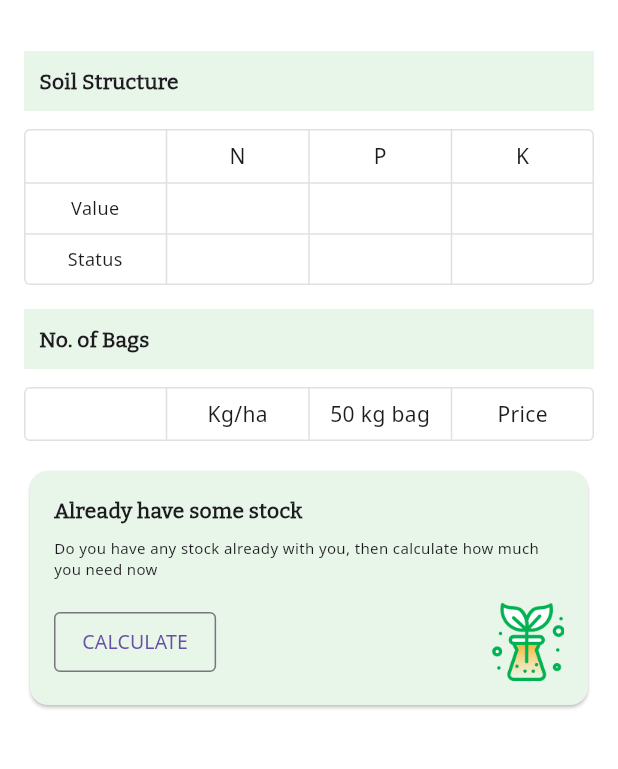
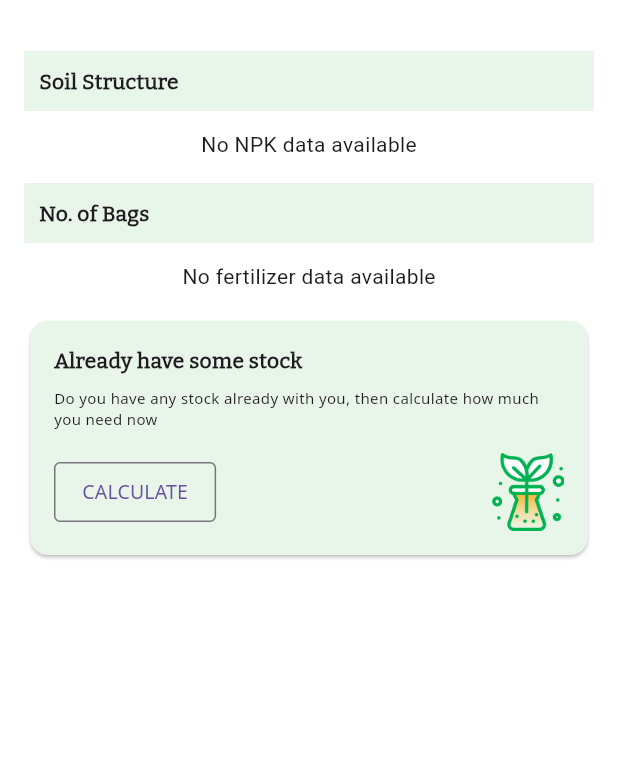
Before and after one commit to Vikank/agrisarathi, a Flutter app: the FertilizerResultScreen screen opened directly with empty values, on a phone screen of 412 x 824 dp, the part 57-826 px from its top. Run offline on Flutter 3.47's test engine with Material 3 defaults, Android fonts, the phone set to English and light mode, and no system bars; our stand-ins replace audioplayers, cached_network_image, carousel_slider, chewie, fluttertoast, get and 7 more; missing offline and left inert: dart:ffi; accounts and stored records are empty; network calls fail.

Commit message:
ferti fixes

```diff
--- a/lib/controllers/farmer/advance_fertilizer_calci.dart
+++ b/lib/controllers/farmer/advance_fertilizer_calci.dart
@@ -15,7 +15,13 @@ class AdvancedFertilizerCalculatorController extends GetxController {
   Future<void> calculateFertilizer() async {
     isLoading.value = true;
     final url = Uri.parse('https://api.agrisarathi.com/api/AdvanceFertilizercalculator');
-
+    int parseInt(String value) {
+      try {
+        return int.parse(value);
+      } catch (e) {
+        return 0; // Default value for invalid input
+      }
+    }
     try {
       final response = await http.post(
         url,
@@ -24,11 +30,11 @@ class AdvancedFertilizerCalculatorController extends GetxController {
           "user_id": 1,
           "user_language": 1,
           "crop_id": 4,
-          "daep": int.parse(daep.value),
-          "complexes": int.parse(complexes.value),
-          "urea": int.parse(urea.value),
-          "ssp": int.parse(ssp.value),
-          "mop": int.parse(mop.value),
+          "daep": parseInt(daep.value),
+          "complexes": parseInt(complexes.value),
+          "urea": parseInt(urea.value),
+          "ssp": parseInt(ssp.value),
+          "mop": parseInt(mop.value),
         }),
       );
 
--- a/lib/controllers/farmer/dashboard_controller.dart
+++ b/lib/controllers/farmer/dashboard_controller.dart
@@ -61,6 +61,7 @@ class FarmerDashboardController extends GetxController{
       if (response.statusCode == 200) {
         final jsonData = jsonDecode(response.body);
         farmerLands.value = FarmerLands.fromJson(jsonData);
+        log("farmer land ${farmerLands.value.data}");
         cropName.value = farmerLands.value.data![0].crop ?? "";
         farmerLandLoader.value = false;
       } else {
--- a/lib/controllers/farmer/farmer_update_profile_controller.dart
+++ b/lib/controllers/farmer/farmer_update_profile_controller.dart
@@ -81,6 +81,7 @@ class FarmerUpdateProfileController extends GetxController{
       'userid': farmerId,
       'fk_language_id': userLanguage,
       'pincode': pinCode,
+      'land_id': null,
       'land_area': landArea,
       'address': addressLine,
       'village': village,
--- a/lib/controllers/farmer/fertilizer_calci_controller.dart
+++ b/lib/controllers/farmer/fertilizer_calci_controller.dart
@@ -1,4 +1,5 @@
 import 'dart:convert';
+import 'dart:developer';
 
 import 'package:flutter/material.dart';
 import 'package:get/get.dart';
@@ -31,6 +32,7 @@ class FertilizerCalciController extends GetxController{
     );
 
     if (response.statusCode == 200) {
+      log("fertilizer data ${jsonDecode(response.body)}");
       return FertilizerResponse.fromJson(jsonDecode(response.body));
     } else {
       throw Exception('Failed to load fertilizer data');
--- a/lib/controllers/farmer/service_provider_controller.dart
+++ b/lib/controllers/farmer/service_provider_controller.dart
@@ -37,7 +37,7 @@ class ServiceProviderController extends GetxController{
     loading.value = true;
     var response = await http.post(
       Uri.parse(ApiEndPoints.baseUrl+ApiEndPoints.getServiceProviderList),
-      body: jsonEncode({"user_language": "2"}),
+      body: jsonEncode({"user_language": "1"}),
       headers: {'Content-Type': 'application/json'},
     );
     if (response.statusCode == 200) {
--- a/lib/models/all_news.dart
+++ b/lib/models/all_news.dart
@@ -49,7 +49,7 @@ class Articles {
     newsType = json['news_type'];
     source = json['source'];
     link = json['link'];
-    publishDate = json['publish_date'];
+    publishDate = json['created_at'];
     language = json['language'];
   }
 
@@ -62,7 +62,7 @@ class Articles {
     _data['news_type'] = newsType;
     _data['source'] = source;
     _data['link'] = link;
-    _data['publish_date'] = publishDate;
+    _data['created_at'] = publishDate;
     _data['language'] = language;
     return _data;
   }
--- a/lib/models/fertilizer_calci_response.dart
+++ b/lib/models/fertilizer_calci_response.dart
@@ -1,17 +1,92 @@
+// npk_status.dart
+class NPKStatus {
+  final String n;
+  final int nitrogenValue;
+  final String p;
+  final int phosphorousValue;
+  final String k;
+  final int potassiumValue;
+
+  NPKStatus({
+    required this.n,
+    required this.nitrogenValue,
+    required this.p,
+    required this.phosphorousValue,
+    required this.k,
+    required this.potassiumValue,
+  });
+
+  factory NPKStatus.fromJson(Map<String, dynamic> json) {
+    return NPKStatus(
+      n: json['N'],
+      nitrogenValue: json['Nitrogen_Value'],
+      p: json['P'],
+      phosphorousValue: json['Phosphrous_Value'],
+      k: json['K'],
+      potassiumValue: json['Potassium_Value'],
+    );
+  }
+}
+
+// results.dart
+class Fertilizer {
+  final double kgPerHa;
+  final int bags50Kg;
+  final double priceRs;
+
+  Fertilizer({
+    required this.kgPerHa,
+    required this.bags50Kg,
+    required this.priceRs,
+  });
+
+  factory Fertilizer.fromJson(Map<String, dynamic> json) {
+    return Fertilizer(
+      kgPerHa: json['Kg/ha'].toDouble(),
+      bags50Kg: json['(50 kg bag)'],
+      priceRs: json['Price (Rs)'].toDouble(),
+    );
+  }
+}
+
+class Results {
+  final Fertilizer urea;
+  final Fertilizer superPhosphate;
+  final Fertilizer potash;
+
+  Results({
+    required this.urea,
+    required this.superPhosphate,
+    required this.potash,
+  });
+
+  factory Results.fromJson(Map<String, dynamic> json) {
+    return Results(
+      urea: Fertilizer.fromJson(json['Urea']),
+      superPhosphate: Fertilizer.fromJson(json['Super Phosphate']),
+      potash: Fertilizer.fromJson(json['Potash']),
+    );
+  }
+}
+
+// api_response.dart
 class FertilizerResponse {
-  final Map<String, String> npkStatus;
-  final Map<String, Map<String, dynamic>> results;
+  final List<NPKStatus> npkStatus;
+  final List<Results> results;
 
-  FertilizerResponse({required this.npkStatus, required this.results});
+  FertilizerResponse({
+    required this.npkStatus,
+    required this.results,
+  });
 
   factory FertilizerResponse.fromJson(Map<String, dynamic> json) {
     return FertilizerResponse(
-      npkStatus: Map<String, String>.from(json['NPK Status'][0]),
-      results: {
-        'Urea': Map<String, dynamic>.from(json['results'][0]['Urea']),
-        'Super Phosphate': Map<String, dynamic>.from(json['results'][0]['Super Phosphate']),
-        'Potash': Map<String, dynamic>.from(json['results'][0]['Potash']),
-      },
+      npkStatus: (json['NPK Status'] as List)
+          .map((item) => NPKStatus.fromJson(item))
+          .toList(),
+      results: (json['results'] as List)
+          .map((item) => Results.fromJson(item))
+          .toList(),
     );
   }
 }
--- a/lib/screens/farmer/dashboard/farmer_dashboard_widget.dart
+++ b/lib/screens/farmer/dashboard/farmer_dashboard_widget.dart
@@ -749,7 +749,7 @@ class FarmerDashboardWidget extends StatelessWidget {
                               ), maxLines: 2,
                               ),
                               SizedBox(height: 4,),
-                              Text("${article.publishDate}", style: TextStyle(
+                              Text(article.publishDate ?? "", style: TextStyle(
                                 fontSize: 12,
                                 fontFamily: "NotoSans",
                                 fontWeight: FontWeight.w400,
--- a/lib/screens/farmer/dashboard/farmer_home_screen.dart
+++ b/lib/screens/farmer/dashboard/farmer_home_screen.dart
@@ -206,7 +206,7 @@ class FarmerHomeScreen extends StatelessWidget {
                 width: 24,
                 height: 24,
               ),
-              label: 'Profile'.tr,
+              label: 'My Farms'.tr,
             ),
             BottomNavigationBarItem(
               icon: Image.asset(
--- a/lib/screens/farmer/fertilier_calculator/fertilizer_calci.dart
+++ b/lib/screens/farmer/fertilier_calculator/fertilizer_calci.dart
@@ -1,3 +1,5 @@
+import 'dart:developer';
+
 import 'package:flutter/material.dart';
 import 'package:fpo_assist/utils/color_constants.dart';
 import 'package:fpo_assist/widgets/custom_elevated_button.dart';
@@ -81,6 +83,7 @@ class FertilizerCalci extends StatelessWidget {
               onPress: () async {
                 try {
                   final fertilizerData = await controller.fetchFertilizerData();
+                  log("fertilizer data ${fertilizerData}");
                   Get.to(FertilizerResultScreen(fertilizerData: fertilizerData));
                 } catch (e) {
                   ScaffoldMessenger.of(context).showSnackBar(
--- a/lib/screens/farmer/fertilier_calculator/fertilizer_calci_result.dart
+++ b/lib/screens/farmer/fertilier_calculator/fertilizer_calci_result.dart
@@ -59,53 +59,95 @@ class FertilizerResultScreen extends StatelessWidget {
   }
 
   Widget _buildSoilStructureTable() {
+    // Assuming `fertilizerData` is an instance of ApiResponse from your controller
+    var npkStatus = fertilizerData.npkStatus.isNotEmpty ? fertilizerData.npkStatus[0] : null;
+
+    if (npkStatus == null) {
+      return Center(child: Text('No NPK data available'));
+    }
+
     return Table(
-      border: TableBorder.all(color: Colors.grey[300]!, borderRadius: BorderRadius.all(Radius.circular(4))),
+      border: TableBorder.all(
+        color: Colors.grey[300]!,
+        borderRadius: BorderRadius.all(Radius.circular(4)),
+      ),
       children: [
         TableRow(
-          children: ['', 'N', 'P', 'K'].map((e) => _buildTableCell(e, isHeader: true)).toList(),
+          children: ['', 'N', 'P', 'K']
+              .map((e) => _buildTableCell(e, isHeader: true))
+              .toList(),
         ),
         TableRow(
           children: [
             'Value',
-            fertilizerData.npkStatus['N'] ?? '',
-            fertilizerData.npkStatus['P'] ?? '',
-            fertilizerData.npkStatus['K'] ?? ''
+            npkStatus.nitrogenValue.toString(),
+            npkStatus.phosphorousValue.toString(),
+            npkStatus.potassiumValue.toString()
           ].map(_buildTableCell).toList(),
         ),
         TableRow(
           children: [
             'Status',
-            fertilizerData.npkStatus['N'] ?? '',
-            fertilizerData.npkStatus['P'] ?? '',
-            fertilizerData.npkStatus['K'] ?? ''
+            npkStatus.n,
+            npkStatus.p,
+            npkStatus.k
           ].map(_buildTableCell).toList(),
         ),
       ],
     );
   }
 
+
   Widget _buildBagsTable() {
+    // Assuming `fertilizerData` is an instance of ApiResponse from your controller
+    var results = fertilizerData.results.isNotEmpty ? fertilizerData.results[0] : null;
+
+    if (results == null) {
+      return Center(child: Text('No fertilizer data available'));
+    }
+
+    // Extract data for each type of fertilizer
+    final urea = results.urea;
+    final superPhosphate = results.superPhosphate;
+    final potash = results.potash;
+
     return Table(
-      border: TableBorder.all(color: Colors.grey[300]!, borderRadius: BorderRadius.all(Radius.circular(4))),
+      border: TableBorder.all(
+        color: Colors.grey[300]!,
+        borderRadius: BorderRadius.all(Radius.circular(4)),
+      ),
       children: [
         TableRow(
           children: ['', 'Kg/ha', '50 kg bag', 'Price'].map((e) => _buildTableCell(e, isHeader: true)).toList(),
         ),
-        ...fertilizerData.results.entries.map((entry) {
-          final data = entry.value;
-          return TableRow(
-            children: [
-              entry.key,
-              data['Kg/ha'].toString(),
-              data['(50 kg bag)'].toString(),
-              '₹${data['Price (Rs)']}',
-            ].map(_buildTableCell).toList(),
-          );
-        }),
+        TableRow(
+          children: [
+            'Urea',
+            urea.kgPerHa.toString(),
+            urea.bags50Kg.toString(),
+            '₹${urea.priceRs}',
+          ].map(_buildTableCell).toList(),
+        ),
+        TableRow(
+          children: [
+            'Super Phosphate',
+            superPhosphate.kgPerHa.toString(),
+            superPhosphate.bags50Kg.toString(),
+            '₹${superPhosphate.priceRs}',
+          ].map(_buildTableCell).toList(),
+        ),
+        TableRow(
+          children: [
+            'Potash',
+            potash.kgPerHa.toString(),
+            potash.bags50Kg.toString(),
+            '₹${potash.priceRs}',
+          ].map(_buildTableCell).toList(),
+        ),
       ],
     );
   }
+
 
   Widget _buildTableCell(String text, {bool isHeader = false}) {
     return TableCell(
@@ -140,7 +182,7 @@ class FertilizerResultScreen extends StatelessWidget {
               children: [
                 OutlinedButton(
                   onPressed: () {
-                    Get.to(AdvancedFertilizerCalculatorScreen());
+                    Get.to(()=>AdvancedFertilizerCalculatorScreen());
                   },
                   child: Text('CALCULATE',
                     style: TextStyle(fontSize: 13, fontWeight: FontWeight.w500, fontFamily: "NotoSans"),),
--- a/lib/screens/farmer/fertilier_calculator/fertilizer_recommended_screen.dart
+++ b/lib/screens/farmer/fertilier_calculator/fertilizer_recommended_screen.dart
@@ -122,7 +122,7 @@ class FertilizerRecommendedrScreen extends StatelessWidget {
               children: [
                 OutlinedButton(
                   onPressed: () {
-                  Get.to(AdvancedFertilizerCalculatorScreen());
+                  Get.to(()=>AdvancedFertilizerCalculatorScreen());
                 },
                   child: Text('CALCULATE', style: TextStyle(fontSize: 13, fontWeight: FontWeight.w500, fontFamily: "NotoSans"),),
                   style: ElevatedButton.styleFrom(
```
